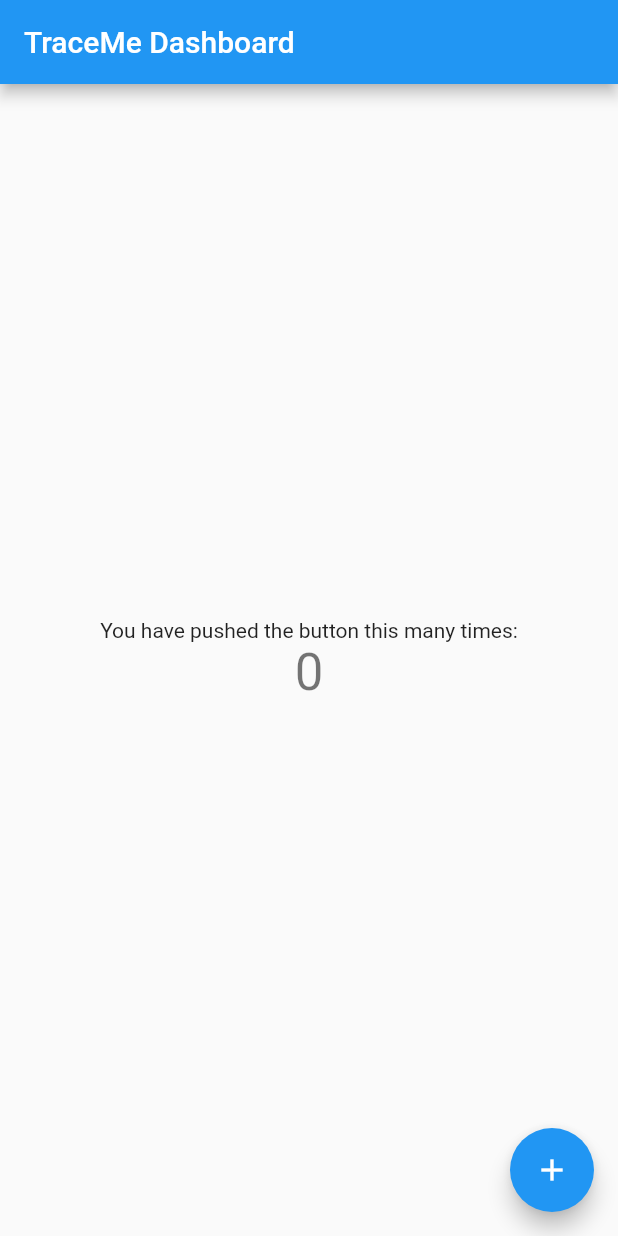
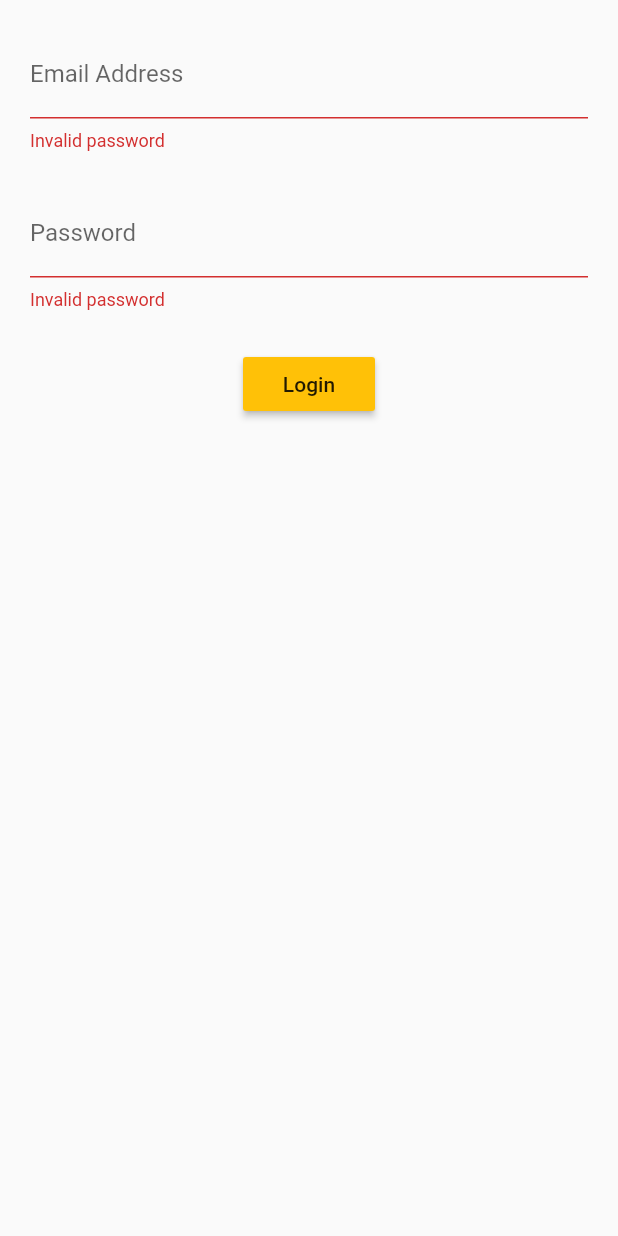
Before and after one commit to nazayer/Mobile, a Flutter app: the screen it shows after launch, on a phone screen of 412 x 824 dp. Run offline on Flutter 3.47's test engine with Material 2 defaults, Android fonts, the phone set to English and light mode, and no system bars.

Commit message:
login bloc start

```diff
--- /dev/null
+++ b/TraceMe/lib/src/app.dart
@@ -0,0 +1,24 @@
+import 'package:TraceMe/src/screens/LoginScreen.dart';
+import 'package:flutter/material.dart'
+    show
+        AppBar,
+        BuildContext,
+        MaterialApp,
+        Scaffold,
+        StatelessWidget,
+        Text,
+        Widget;
+
+class App extends StatelessWidget {
+  @override
+  Widget build(BuildContext context) {
+    return MaterialApp(
+      title: 'TraceMe',
+      home: Scaffold(
+          //appBar: AppBar(
+          //  title: Text("TraceMe dashboard"),
+          //),
+          body: LoginScreen()),
+    );
+  }
+}
--- /dev/null
+++ b/TraceMe/lib/src/mixins/ValidationMixin.dart
@@ -0,0 +1,19 @@
+import 'dart:async';
+
+class ValidationMixin {
+  final validateEmail = StreamTransformer<String, String>.fromHandlers(
+      handleData: (email, sink) => {
+            if (email.contains('@'))
+              {sink.add(email)}
+            else
+              {sink.addError("Please enter a valid email address!")}
+          });
+
+  final validatePassword = new StreamTransformer<String, String>.fromHandlers(
+      handleData: (password, sink) => {
+            if (password.length > 6)
+              {sink.add(password)}
+            else
+              {sink.addError('Please enter a valid password')}
+          });
+}
--- /dev/null
+++ b/TraceMe/lib/src/screens/LoginScreen.dart
@@ -0,0 +1,126 @@
+import 'package:TraceMe/src/mixins/ValidationMixin.dart';
+import 'package:flutter/material.dart';
+import '../mixins/ValidationMixin.dart';
+import '../blocs/LoginBloc_bloc.dart';
+
+final loginBloc = new LoginBloc();
+
+class LoginScreen extends StatelessWidget {
+  @override
+  Widget build(BuildContext context) {
+    return Container(
+      margin: EdgeInsets.all(20.0),
+      child: Column(
+        children: [
+          emailField(),
+          Container(margin: EdgeInsets.only(top: 25.0)),
+          passwordField(),
+          Container(margin: EdgeInsets.only(top: 25.0)),
+          submitButton(),
+        ],
+      ),
+    );
+  }
+
+  Widget emailField() {
+    return TextField(
+      onChanged: loginBloc.changeEmail,
+      decoration: InputDecoration(
+          labelText: 'Email Address',
+          hintText: 'you@example.com',
+          errorText: 'Invalid password'),
+      keyboardType: TextInputType.emailAddress,
+    );
+  }
+
+  Widget passwordField() {
+    return TextField(
+      onChanged: null,
+      decoration: InputDecoration(
+        labelText: 'Password',
+        hintText: 'Enter your password',
+        errorText: 'Invalid password',
+      ),
+      obscureText: true,
+    );
+  }
+
+  Widget submitButton() {
+    return RaisedButton(
+      child: Text('Login'),
+      onPressed: () {},
+      color: Colors.amber,
+    );
+  }
+}
+
+// class _LoginScreen extends StatefulWidget {
+//   _LoginScreen({Key key}) : super(key: key);
+
+//   @override
+//   _LoginScreenState createState() => _LoginScreenState();
+// }
+
+// class _LoginScreenState extends State<_LoginScreen> with ValidationMixin {
+//   final formKey = GlobalKey<FormState>();
+//   String email = '';
+//   String password = '';
+//   @override
+//   Widget build(BuildContext context) {
+//     return Container(
+//         margin: EdgeInsets.all(20.0),
+//         child: Form(
+//           key: formKey,
+//           child: Column(children: [
+//             Container(margin: EdgeInsets.only(top: 25.0)),
+//             emailField(),
+//             passwordfield(),
+//             Container(margin: EdgeInsets.only(top: 25.0)),
+//             submitButton(),
+//           ]),
+//         ));
+//   }
+
+//   Widget emailField() {
+//     return TextFormField(
+//       decoration: InputDecoration(
+//         labelText: 'Email Address',
+//         hintText: 'you@example.com',
+//       ),
+//       keyboardType: TextInputType.emailAddress,
+//       validator: validateEmail,
+//       onSaved: (value) {
+//         email = value;
+//       },
+//     );
+//   }
+
+//   Widget passwordfield() {
+//     return TextFormField(
+//       decoration: InputDecoration(
+//         labelText: 'Password',
+//         hintText: 'Enter your password',
+//       ),
+//       obscureText: true,
+//       validator: validatePassword,
+//       onSaved: (value) {
+//         password = value;
+//       },
+//     );
+//   }
+
+//   Widget submitButton() {
+//     return RaisedButton(
+//       child: Text('Submit'),
+//       onPressed: () {
+//         if (formKey.currentState
+//             .validate()) //Call validator function on each textForm
+//         {
+//           formKey.currentState.save();
+//           //TODO send email and password to server
+//         }
+//       },
+//       color: Colors.amber,
+//     );
+//   }
+// }
```
Also changed, not shown: TraceMe/lib/main.dart (+40 -1 lines), TraceMe/lib/src/blocs/LoginBloc_bloc.dart (added, +17 -0 lines), TraceMe/lib/src/cl.dart (added, +39 -0 lines).
